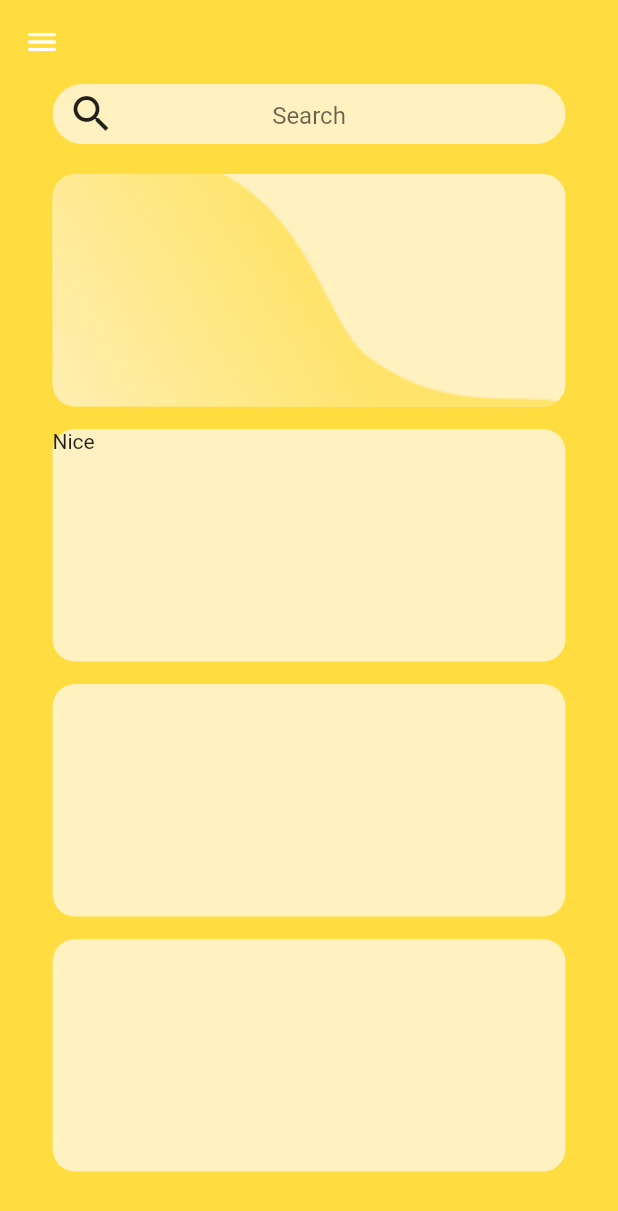
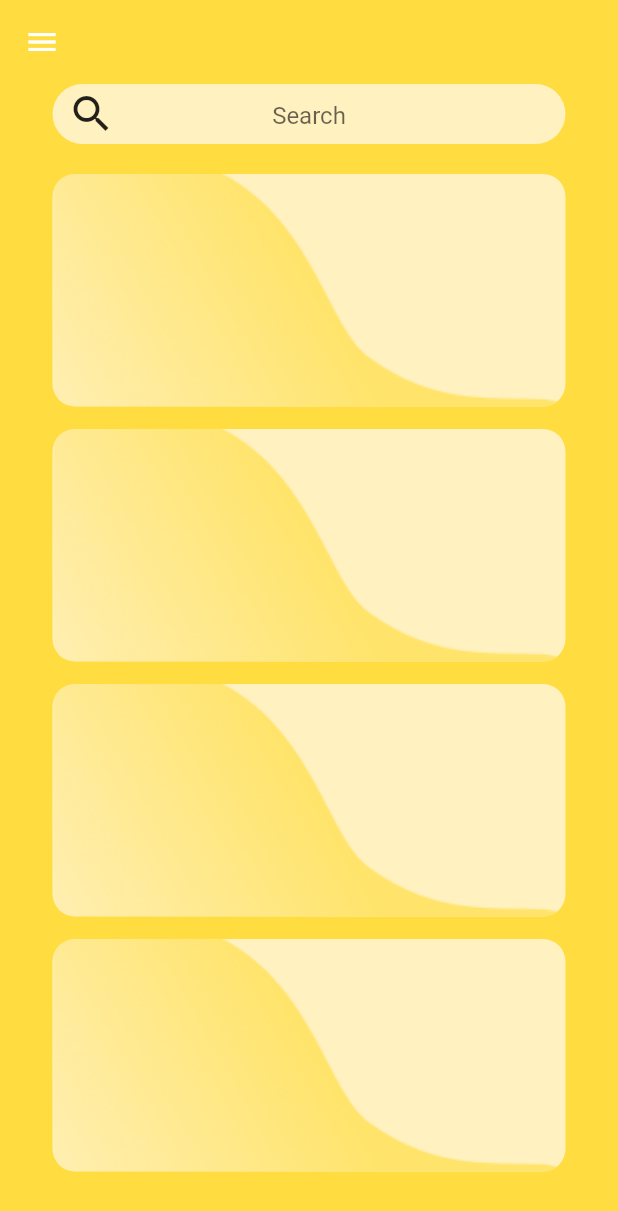
Before and after one commit to arshad2001/App-Permaseta, a Flutter app: the screen it shows after launch, on a phone screen of 412 x 824 dp. Shown: the top 1211 px of the screen. Run offline on Flutter 3.47's test engine with Material 2 defaults, Android fonts, the light colour scheme and no system bars.

Commit message:
Update home.dart

```diff
--- a/lib/home.dart
+++ b/lib/home.dart
@@ -61,19 +61,11 @@ class HomePage extends StatelessWidget {
             Padding(
               padding: EdgeInsets.only(left: 35, right: 35, bottom: 15),
               child: Container(
-                  height: 155,
-                  decoration: BoxDecoration(
-                    color: AppColor.paleYellow,
-                    shape: BoxShape.rectangle,
-                    borderRadius: BorderRadius.all(Radius.circular(15.0)),
-                  ),
-                  child: Text('Nice')),
-            ),
-            Padding(
-              padding: EdgeInsets.only(left: 35, right: 35, bottom: 15),
-              child: Container(
                 height: 155,
                 decoration: BoxDecoration(
+                  image: DecorationImage(
+                      image: AssetImage("Assets/sandwave.png"),
+                      fit: BoxFit.cover),
                   color: AppColor.paleYellow,
                   shape: BoxShape.rectangle,
                   borderRadius: BorderRadius.all(Radius.circular(15.0)),
@@ -85,6 +77,23 @@ class HomePage extends StatelessWidget {
               child: Container(
                 height: 155,
                 decoration: BoxDecoration(
+                  image: DecorationImage(
+                      image: AssetImage("Assets/sandwave.png"),
+                      fit: BoxFit.cover),
+                  color: AppColor.paleYellow,
+                  shape: BoxShape.rectangle,
+                  borderRadius: BorderRadius.all(Radius.circular(15.0)),
+                ),
+              ),
+            ),
+            Padding(
+              padding: EdgeInsets.only(left: 35, right: 35, bottom: 15),
+              child: Container(
+                height: 155,
+                decoration: BoxDecoration(
+                  image: DecorationImage(
+                      image: AssetImage("Assets/sandwave.png"),
+                      fit: BoxFit.cover),
                   color: AppColor.paleYellow,
                   shape: BoxShape.rectangle,
                   borderRadius: BorderRadius.all(Radius.circular(15.0)),
```
